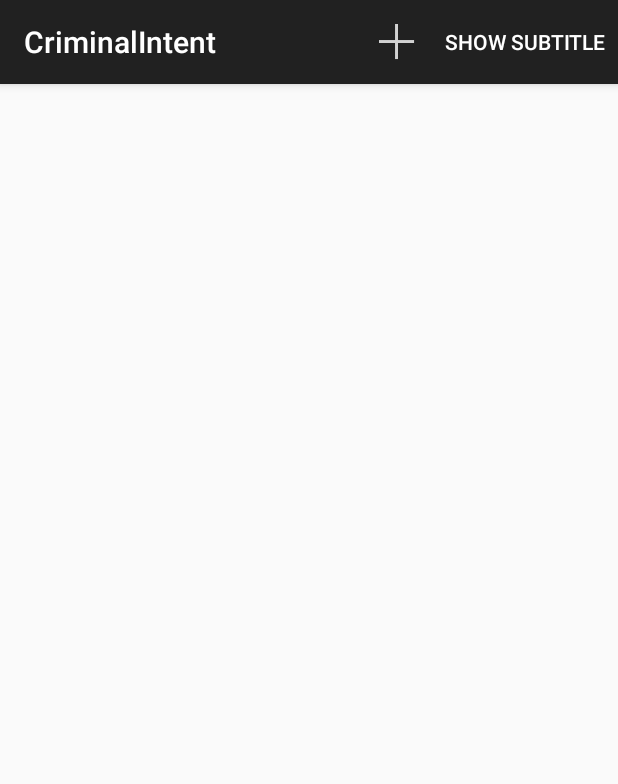
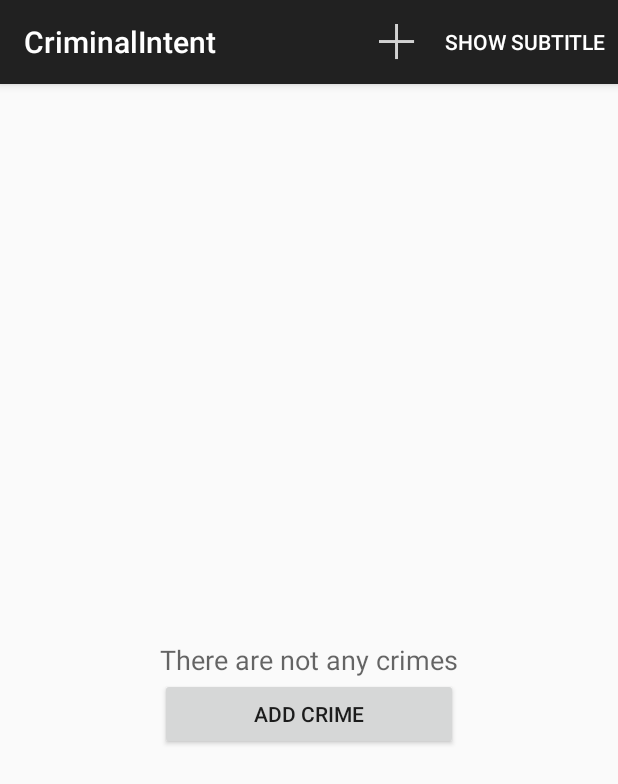
Before and after one commit to chrisvz/Big-nerd-ranch-android, an Android app: the screen it shows after launch (CrimeListActivity), on a phone screen of 412 x 824 dp. Shown: the top 784 px of the screen. Run offline under Robolectric (Android 15) with nearby library versions, the phone set to English and light mode, and no system bars.

Commit message:
Challenge: An Empty View for the RecyclerView

```diff
--- a/app/src/main/java/com/bignerdranch/android/criminalintent/CrimeListFragment.java
+++ b/app/src/main/java/com/bignerdranch/android/criminalintent/CrimeListFragment.java
@@ -12,6 +12,7 @@ import android.view.MenuInflater;
 import android.view.MenuItem;
 import android.view.View;
 import android.view.ViewGroup;
+import android.widget.Button;
 import android.widget.CheckBox;
 import android.widget.TextView;
 
@@ -24,6 +25,8 @@ public class CrimeListFragment extends Fragment {
     private RecyclerView mCrimeRecyclerView;
     private CrimeAdapter mAdapter;
     private boolean mSubtitleVisible;
+    private TextView placeHolderTextView;
+    private Button addCrimeButton;
 
     @Override
     public void onCreate(Bundle savedInstanceState) {
@@ -43,6 +46,15 @@ public class CrimeListFragment extends Fragment {
         if (savedInstanceState != null) {
             mSubtitleVisible = savedInstanceState.getBoolean(SAVED_SUBTITLE_VISIBLE);
         }
+
+        placeHolderTextView = (TextView)view.findViewById(R.id.placeholder_text_view);
+
+        addCrimeButton = (Button)view.findViewById(R.id.add_crime_button);
+        addCrimeButton.setOnClickListener(new View.OnClickListener(){
+            public void onClick(View v){
+               addNewCrime();
+            }
+        });
 
         updateUI();
 
@@ -78,11 +90,7 @@ public class CrimeListFragment extends Fragment {
     public boolean onOptionsItemSelected(MenuItem item) {
         switch (item.getItemId()) {
             case R.id.menu_item_new_crime:
-                Crime crime = new Crime();
-                CrimeLab.get(getActivity()).addCrime(crime);
-                Intent intent = CrimePagerActivity
-                        .newIntent(getActivity(), crime.getId());
-                startActivity(intent);
+                addNewCrime();
                 return true;
             case R.id.menu_item_show_subtitle:
                 mSubtitleVisible = !mSubtitleVisible;
@@ -92,6 +100,14 @@ public class CrimeListFragment extends Fragment {
             default:
                 return super.onOptionsItemSelected(item);
         }
+    }
+
+    private void addNewCrime() {
+        Crime crime = new Crime();
+        CrimeLab.get(getActivity()).addCrime(crime);
+        Intent intent = CrimePagerActivity
+                .newIntent(getActivity(), crime.getId());
+        startActivity(intent);
     }
 
     private void updateSubtitle() {
@@ -117,6 +133,15 @@ public class CrimeListFragment extends Fragment {
             mCrimeRecyclerView.setAdapter(mAdapter);
         } else {
             mAdapter.notifyDataSetChanged();
+        }
+
+        if( crimes.size() == 0) {
+            placeHolderTextView.setVisibility(View.VISIBLE);
+            addCrimeButton.setVisibility(View.VISIBLE);
+        }
+        else {
+            addCrimeButton.setVisibility(View.INVISIBLE);
+            placeHolderTextView.setVisibility(View.INVISIBLE);
         }
 
         updateSubtitle();
--- a/app/src/main/res/layout/fragment_crime_list.xml
+++ b/app/src/main/res/layout/fragment_crime_list.xml
@@ -1,6 +1,43 @@
 <?xml version="1.0" encoding="utf-8"?>
-<android.support.v7.widget.RecyclerView
+
+
+<RelativeLayout
     xmlns:android="http://schemas.android.com/apk/res/android"
-    android:id="@+id/crime_recycler_view"
+    android:layout_height="match_parent"
     android:layout_width="match_parent"
-    android:layout_height="match_parent"/>
+    >
+
+
+
+    <android.support.v7.widget.RecyclerView
+        xmlns:android="http://schemas.android.com/apk/res/android"
+        android:id="@+id/crime_recycler_view"
+        android:layout_width="match_parent"
+        android:layout_height="match_parent"/>
+
+    <TextView
+        android:id="@+id/placeholder_text_view"
+        android:visibility="invisible"
+        android:layout_width="wrap_content"
+        android:layout_height="wrap_content"
+        android:textAppearance="?android:attr/textAppearanceMedium"
+        android:text="@string/crime_list_placeholder"
+
+        android:layout_centerVertical="true"
+        android:layout_centerHorizontal="true" />
+
+    <Button
+        android:visibility="invisible"
+        style="?android:attr/buttonStyleSmall"
+        android:layout_width="wrap_content"
+        android:layout_height="wrap_content"
+        android:text="@string/add_crime_text"
+        android:id="@+id/add_crime_button"
+        android:layout_below="@+id/placeholder_text_view"
+        android:layout_alignLeft="@+id/placeholder_text_view"
+        android:layout_alignStart="@+id/placeholder_text_view"
+        android:layout_alignRight="@+id/placeholder_text_view"
+        android:layout_alignEnd="@+id/placeholder_text_view" />
+
+
+</RelativeLayout>
--- a/app/src/main/res/values/strings.xml
+++ b/app/src/main/res/values/strings.xml
@@ -12,6 +12,8 @@
     <string name="show_subtitle">Show Subtitle</string>
     <string name="hide_subtitle">Hide Subtitle</string>
     <string name="delete_crime">delete</string>
+    <string name="crime_list_placeholder">There are not any crimes</string>
+    <string name="add_crime_text">Add crime</string>
 
     <plurals name="subtitle_plural">
         <item quantity="one">%1$s crime</item>
```
Also changed, not shown: app/src/main/res/menu/fragment_crime_list.xml (indentation only).
